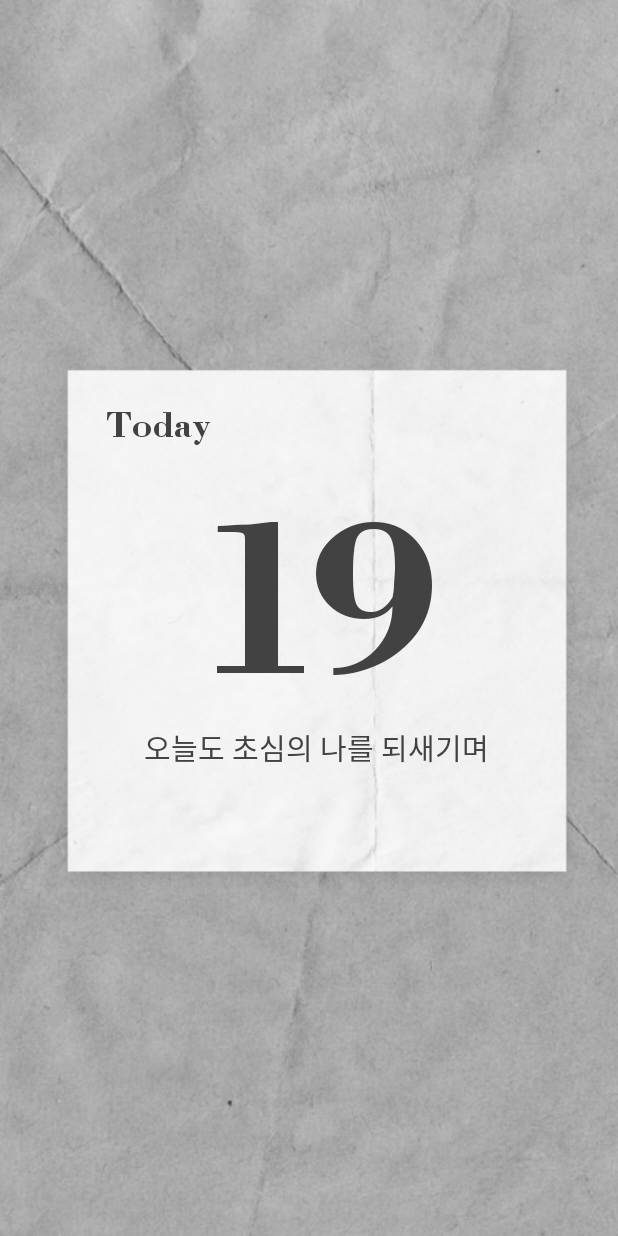
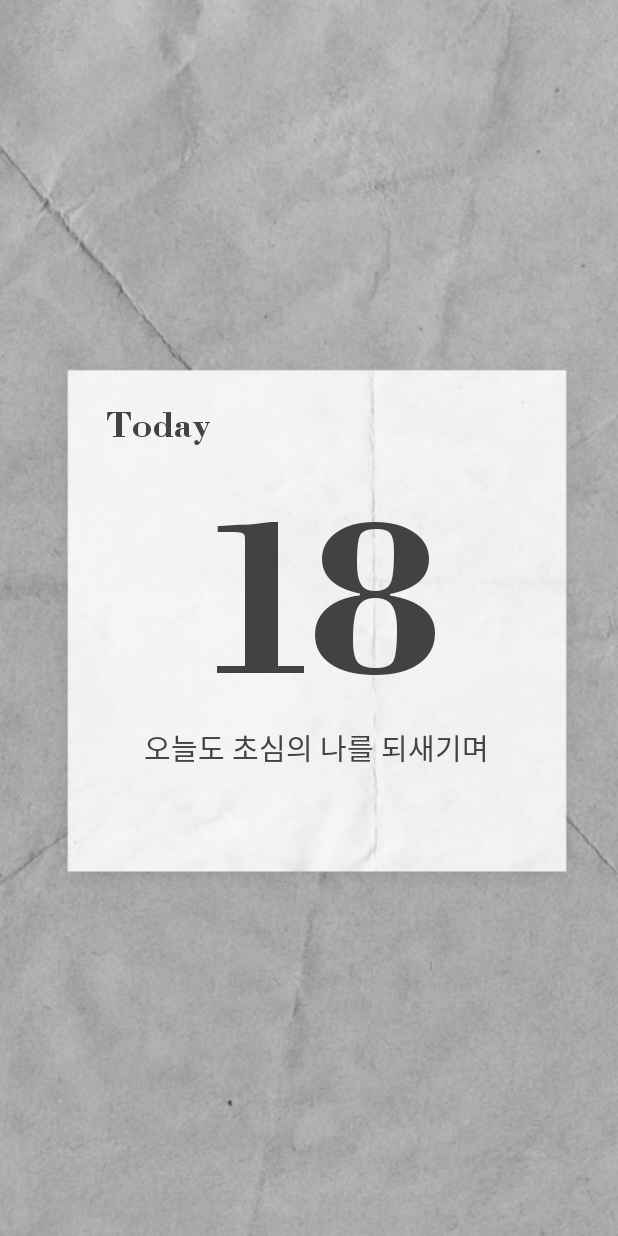
Before and after one commit to JeonK1/FromBefore, an Android app: the CalendarAnimateActivity screen opened directly, with no data from a screen before it, on a phone screen of 412 x 824 dp. Run offline under Robolectric (Android 15) with nearby library versions, the light colour scheme and no system bars; Roboto replaces fonts that are not available here.

Commit message:
modify calendar animate

```diff
--- a/FromBefore/app/src/main/AndroidManifest.xml
+++ b/FromBefore/app/src/main/AndroidManifest.xml
@@ -23,8 +23,8 @@
         <activity android:name=".MsgSendToMeActivity" />
         <activity android:name=".InitDdayActivity" />
         <activity android:name=".InitMessageActivity" />
-        <activity android:name=".MainActivity" />
-        <activity android:name=".CalendarActivity">
+        <activity android:name=".CalendarActivity" />
+        <activity android:name=".MainActivity">
             <intent-filter>
                 <action android:name="android.intent.action.MAIN" />
 
--- a/FromBefore/app/src/main/java/com/example/frombefore/CalendarAnimateActivity.kt
+++ b/FromBefore/app/src/main/java/com/example/frombefore/CalendarAnimateActivity.kt
@@ -2,12 +2,18 @@ package com.example.frombefore
 
 import android.animation.Animator
 import android.content.Intent
-import androidx.appcompat.app.AppCompatActivity
 import android.os.Bundle
 import android.os.Handler
-import android.widget.Toast
+import android.text.format.DateUtils
+import android.util.Log
+import androidx.appcompat.app.AppCompatActivity
 import kotlinx.android.synthetic.main.activity_calendar_animate.*
 import java.io.File
+import java.text.DateFormat
+import java.text.SimpleDateFormat
+import java.time.LocalDate
+import java.time.format.DateTimeFormatter
+import java.util.*
 
 class CalendarAnimateActivity : AppCompatActivity() {
 
@@ -20,10 +26,14 @@ class CalendarAnimateActivity : AppCompatActivity() {
     }
 
     private fun initCalendar() {
-        val todayDate = 19
-        val yestdayDate = 18
-        todayDateTextView.setText(todayDate.toString())
-        yestdayDateTextView.setText(yestdayDate.toString())
+
+        val calendar = Calendar.getInstance()
+        val todayDate = calendar.time.date
+        todayDateTextView.text = todayDate.toString()
+
+        calendar.add(Calendar.DAY_OF_YEAR, -1)
+        val yesterdayDate = calendar.time.date
+        yestdayDateTextView.text = yesterdayDate.toString()
     }
 
     private fun animateCalendar() {
```
